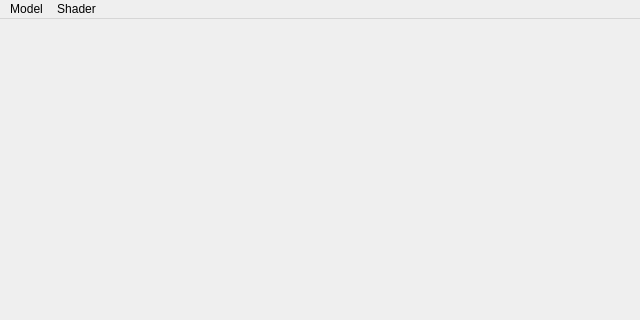
Above: QtGUI/mainwindow.ui from ChuangTseu/DogeGL before the change; both pictures show x 0 to 640 and y 0 to 320 of the 640 by 480 pixel window. Below: the same form after it.
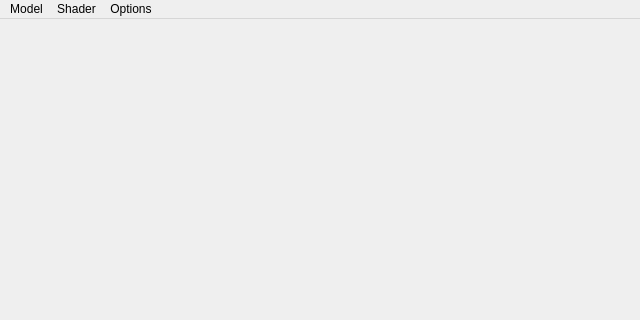
That is the form after the change.

Commit message: Interface options for final fbo component and wireframe

```diff
--- a/QtGUI/mainwindow.ui
+++ b/QtGUI/mainwindow.ui
@@ -35,8 +35,20 @@
     </property>
     <addaction name="actionReloadShader"/>
    </widget>
+   <widget class="QMenu" name="menuOptions">
+    <property name="title">
+     <string>Options</string>
+    </property>
+    <addaction name="actionWireframe"/>
+    <addaction name="separator"/>
+    <addaction name="actionStandard"/>
+    <addaction name="actionNormal"/>
+    <addaction name="actionTexcoord"/>
+    <addaction name="actionDepth"/>
+   </widget>
    <addaction name="menuModel"/>
    <addaction name="menuShader"/>
+   <addaction name="menuOptions"/>
   </widget>
   <widget class="QStatusBar" name="statusBar"/>
   <action name="actionModelLoad">
```
Left out of the diff: 143 changed lines with no effect on the pictures. The commit also changes 7 other files.
